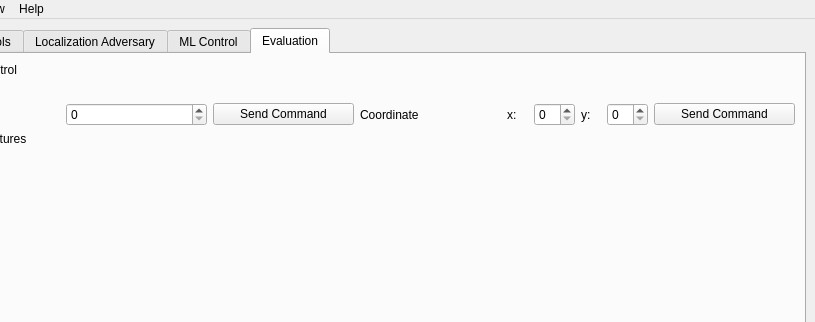
Old version of the form src/gui/form.ui in the repository NachtaktiverHalbaffe/Robotino-Situational-Risk-Assessment; both pictures show x 101 to 916 and y 0 to 322 of the 916 by 515 pixel window.
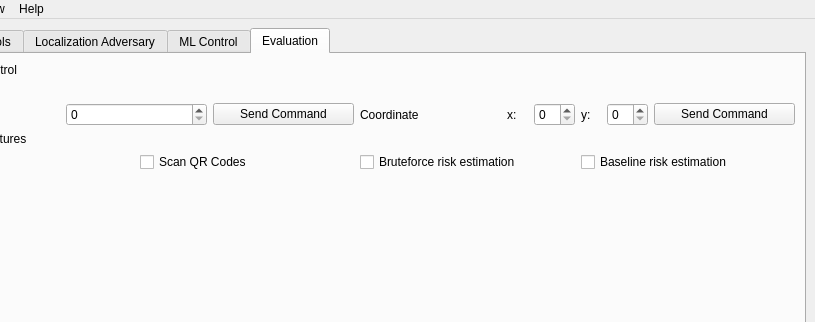
New version of the form. The open tabs and pages were chosen to show the change. Icons and pictures are not drawn.

Commit message: Added initial risk estimation

```diff
--- a/src/gui/form.ui
+++ b/src/gui/form.ui
@@ -724,6 +724,27 @@
               </property>
              </widget>
             </item>
+            <item>
+             <widget class="QCheckBox" name="checkBox_qrScanner">
+              <property name="text">
+               <string>Scan QR Codes</string>
+              </property>
+             </widget>
+            </item>
+            <item>
+             <widget class="QCheckBox" name="checkBox_bruteforce">
+              <property name="text">
+               <string>Bruteforce risk estimation</string>
+              </property>
+             </widget>
+            </item>
+            <item>
+             <widget class="QCheckBox" name="checkBox_baselineRisk">
+              <property name="text">
+               <string>Baseline risk estimation</string>
+              </property>
+             </widget>
+            </item>
            </layout>
           </item>
          </layout>
```
Left out of the diff: 22 changed lines with no effect on the pictures. The commit also changes 39 other files.
